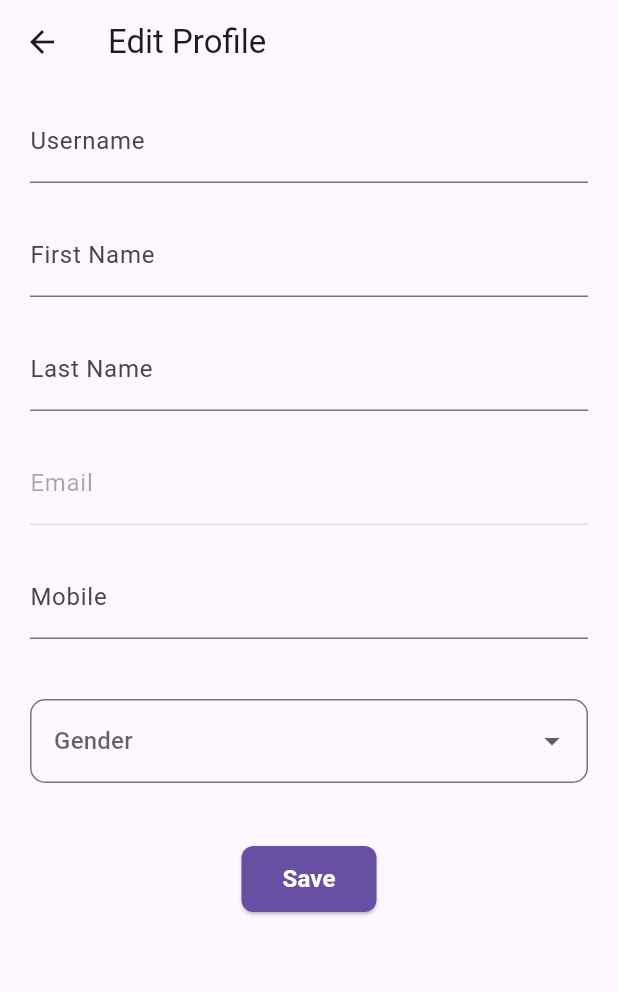
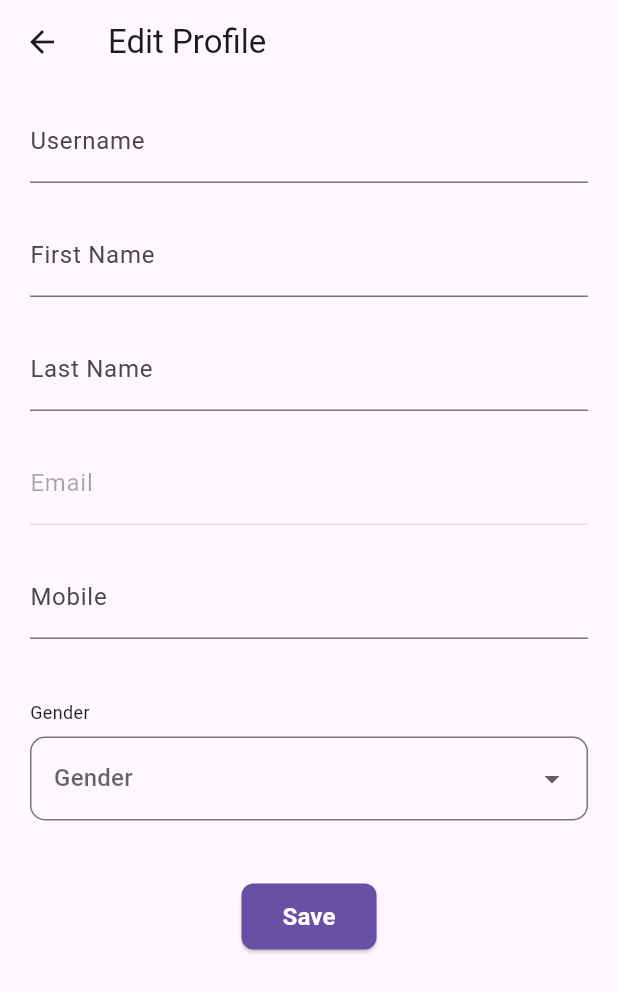
Before and after one commit to dainavipurav/010_flutter_amazon_clone_app, a Flutter app: the EditProfile screen opened directly, on a phone screen of 412 x 824 dp. Shown: the top 992 px of the screen. Run offline on Flutter 3.47's test engine with Material 3 defaults, Android fonts, the light colour scheme and no system bars; our stand-ins replace cloud_firestore, firebase_auth, firebase_core, firebase_storage, flutter_svg, get and 2 more; missing offline and left inert: razorpay_web; accounts and stored records are empty.

Commit message:
ref (UI) : field header added

```diff
--- a/lib/screens/profile/edit_profile.dart
+++ b/lib/screens/profile/edit_profile.dart
@@ -58,7 +58,16 @@ class _EditProfileState extends State<EditProfile> {
   Widget genderField() {
     return Obx(
       () {
-        return DropdownButtonFormField<Gender>(
+        return Column(
+          mainAxisSize: MainAxisSize.min,
+          crossAxisAlignment: CrossAxisAlignment.start,
+          children: [
+            const Text(
+              gender,
+              style: TextStyle(fontSize: 12),
+            ),
+            const SizedBox(height: 8),
+            DropdownButtonFormField<Gender>(
               items: [
                 DropdownMenuItem(
                   value: Gender.male,
@@ -83,6 +92,8 @@ class _EditProfileState extends State<EditProfile> {
               ),
               hint: const Text(gender),
               value: xController.selectedGender.value,
+            ),
+          ],
         );
       },
     );
```
Lines whose indentation alone changed are shown as unchanged.
